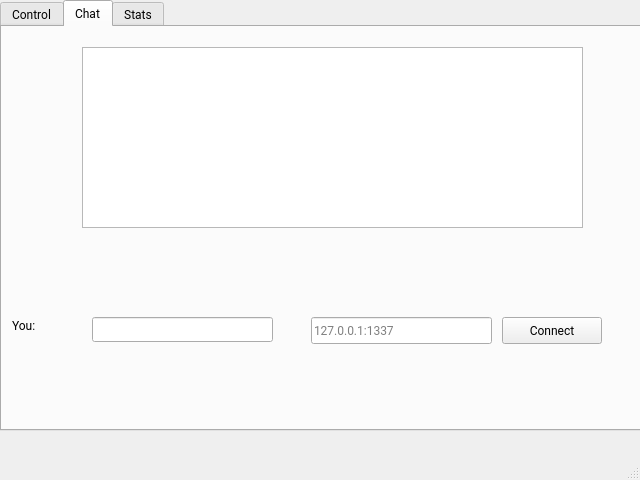
First picture: the form in UI/PyDrone.ui, repository LeoHeller/PyDrone, before the edit.
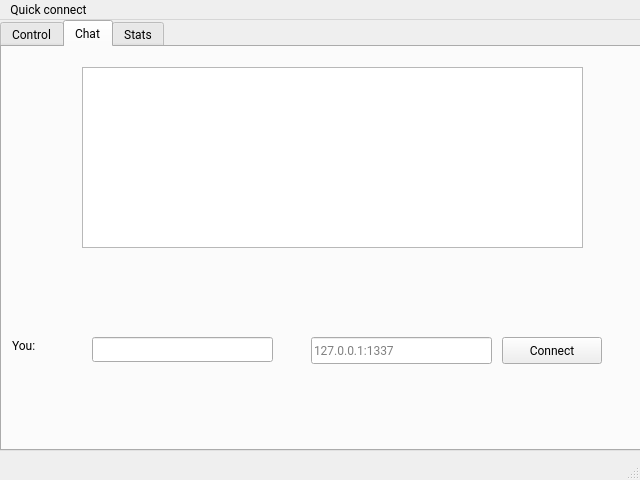
Second picture: the form after the edit. The open tabs and pages were chosen to show the change.

Commit message: added quick connect

Patch:
```diff
--- a/UI/PyDrone.ui
+++ b/UI/PyDrone.ui
@@ -535,6 +535,14 @@
    <property name="nativeMenuBar">
     <bool>true</bool>
    </property>
+   <widget class="QMenu" name="menuQuick_connect">
+    <property name="title">
+     <string>Quick connect</string>
+    </property>
+    <addaction name="action192_168_2_236_1337"/>
+    <addaction name="action192_168_10_1_1337"/>
+   </widget>
+   <addaction name="menuQuick_connect"/>
   </widget>
   <widget class="QStatusBar" name="statusbar"/>
  </widget>
```
Left out of the diff: 12 changed lines with no effect on the pictures. The commit also changes 4 other files.
